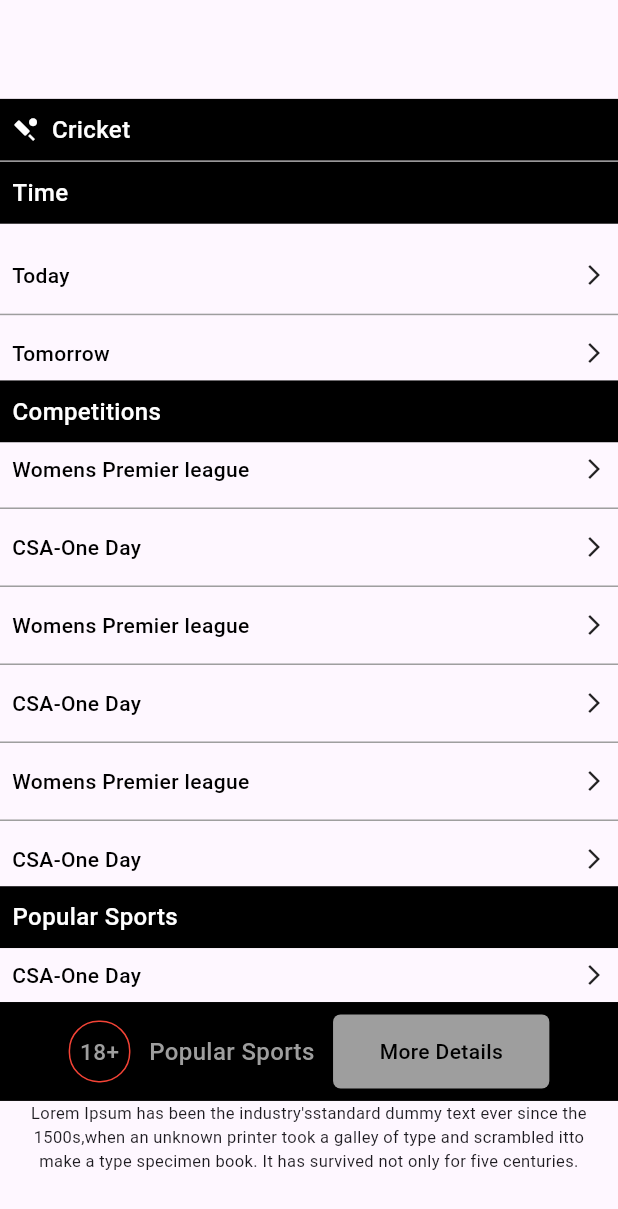
After one commit to iamkashansheikh/stake_fair_app, a Flutter app: the screen it shows after launch, on a phone screen of 412 x 824 dp. The commit adds this screen. Shown: the top 1209 px of the screen. Run offline on Flutter 3.47's test engine with Material 3 defaults, Android fonts, the phone set to English and light mode, and no system bars; our stand-ins replace auto_size_text, badges, firebase_core, firebase_database, flutter_screenutil, get and 5 more; missing offline and left inert: flutter_downloader; accounts and stored records are empty.

Commit message:
added common screen

```diff
--- a/lib/controllers/Home/eventType_controller.dart
+++ b/lib/controllers/Home/eventType_controller.dart
@@ -43,15 +43,11 @@ class EventsTypeController extends GetxController {
     } catch (e) {
       print("Error fetching categories: $e");
     }
-  }
-<<<<<<< HEAD
 
-=======
+
 }
 
 
-
->>>>>>> maqbool
   IconData mapIconFromCategoryName(String name) {
     switch (name.toLowerCase()) {
       case 'soccer':
@@ -112,71 +108,3 @@ class EventsTypeController extends GetxController {
     }
   }
 }
-<<<<<<< HEAD
-=======
-
-
-
-
-
-
-
-
-// import 'package:flutter/material.dart';
-// import 'package:get/get.dart';
-// import 'package:stake_fair_app/controllers/Home/events_controller.dart';
-// import 'package:stake_fair_app/models/home_models/category_model.dart';
-// import 'package:stake_fair_app/repositroy/home_repository/home_repository.dart';
-
-// class EventsTypeController extends GetxController {
-//   final HomeRepository _homeRepository = HomeRepository();
-//   final RxList<Map<String, dynamic>> categories = <Map<String, dynamic>>[].obs;
-//   final RxInt selectedCategoryId = 0.obs; // Store selected eventType ID
-
-//   @override
-//   void onInit() {
-//     super.onInit();
-//     fetchCategories();
-//   }
-
-//   void fetchCategories() async {
-//     try {
-//       var response = await _homeRepository.categoryApi({});
-//       if (response != null) {
-//         CategoryListModel model = CategoryListModel.fromJson(response);
-//         if (model.data?.eventTypes != null) {
-//           categories.assignAll(model.data!.eventTypes!.map((e) {
-//             String label = e.eventType?.name ?? 'Unknown';
-//             return {
-//               'id': e.eventType?.id,
-//               'icon': mapIconFromCategoryName(label),
-//               'label': label,
-//               'isHighlighted': false,
-//             };
-//           }).toList());
-//         }
-//       }
-//     } catch (e) {
-//       print("Error fetching categories: $e");
-//     }
-//   }
-
-  // void onCategoryTap(int categoryId) {
-  //   selectedCategoryId.value = categoryId;
-  //   Get.find<EventsController>().fetchEvents(categoryId);
-  // }
-
-//   IconData mapIconFromCategoryName(String name) {
-//     switch (name.toLowerCase()) {
-//       case 'soccer':
-//         return Icons.sports_soccer;
-//       case 'tennis':
-//         return Icons.sports_tennis;
-//       case 'basketball':
-//         return Icons.sports_basketball;
-//       default:
-//         return Icons.help_outline;
-//     }
-//   }
-// }
->>>>>>> maqbool
--- a/lib/main.dart
+++ b/lib/main.dart
@@ -3,6 +3,7 @@ import 'package:flutter/material.dart';
 import 'package:flutter_downloader/flutter_downloader.dart';
 import 'package:flutter_screenutil/flutter_screenutil.dart';
 import 'package:get/get.dart';
+import 'package:stake_fair_app/my_code/common_screen.dart';
 import 'package:stake_fair_app/view/screens/app_Loacalization/app_local.dart';
 import 'package:stake_fair_app/view/screens/inplay_screen.dart';
 import 'firebase_options.dart';
@@ -32,8 +33,10 @@ class MyApp extends StatelessWidget {
             fallbackLocale: Locale('en', 'US'),
             // initialRoute: RoutsName.virsion,
             // getPages: AppRouts.pages,
-            home: InplayScreen(),
+           // home: InplayScreen(),
+              home: CommonScreen(),
             );
+
       },
     );
   }
--- /dev/null
+++ b/lib/my_code/common_screen.dart
@@ -0,0 +1,253 @@
+import 'package:flutter/material.dart';
+
+class CommonScreen extends StatelessWidget {
+  const CommonScreen({super.key});
+
+  @override
+  Widget build(BuildContext context) {
+  Size mediaQuery = MediaQuery.of(context).size;
+    return Scaffold(
+      body: Padding(
+        padding: EdgeInsets.symmetric(horizontal: mediaQuery.width*0.0),
+        child: SingleChildScrollView(
+          child: Column(
+            children: [
+              SizedBox(height: mediaQuery.height*0.08,),
+                Container(
+                  height: mediaQuery.height*0.05,
+                  width: mediaQuery.width,
+                  decoration: BoxDecoration(
+                    color: Colors.black
+                  ),
+                    child: Padding(
+                      padding:  EdgeInsets.symmetric(horizontal: mediaQuery.width*0.02),
+                      child: Row(
+                        children: [
+                          Icon(Icons.sports_cricket,color: Colors.white,size: 18,),
+                          SizedBox(width: mediaQuery.width*0.02,),
+                          Text('Cricket',style: TextStyle(color: Colors.white,fontSize: 16,fontWeight: FontWeight.w500),)
+                        ],
+                      ),
+                    ),
+                ),
+                Container(
+                  height: mediaQuery.height*0.001,
+                  width: mediaQuery.width,
+                  decoration: BoxDecoration(
+                    color: Colors.grey
+                  ),
+                ),
+               Container(
+                  height: mediaQuery.height*0.05,
+                  width: mediaQuery.width,
+                  decoration: BoxDecoration(
+                    color: Colors.black
+                  ),
+                    child: Padding(
+                      padding:  EdgeInsets.symmetric(horizontal: mediaQuery.width*0.02),
+                      child: Row(
+                        children: [
+
+                          Text('Time',style: TextStyle(color: Colors.white,fontSize: 16,fontWeight: FontWeight.w500),)
+                        ],
+                      ),
+                    ),
+                ),
+                SizedBox(height: mediaQuery.height*0.02,),
+            Padding(
+              padding: const EdgeInsets.all(8.0),
+              child: Row(
+                mainAxisAlignment: MainAxisAlignment.spaceBetween,
+                children: [
+                  Text('Today',style: TextStyle(color: Colors.black,fontSize: 14,fontWeight: FontWeight.w500),),
+                  Icon(Icons.arrow_forward_ios_outlined,size: 16,)
+                ],
+              ),
+            ),
+            Divider(color: Colors.grey,),
+              Padding(
+              padding: const EdgeInsets.all(8.0),
+              child: Row(
+                mainAxisAlignment: MainAxisAlignment.spaceBetween,
+                children: [
+                  Text('Tomorrow',style: TextStyle(color: Colors.black,fontSize: 14,fontWeight: FontWeight.w500),),
+                  Icon(Icons.arrow_forward_ios_outlined,size: 16,)
+                ],
+              ),
+            ),
+              Container(
+                  height: mediaQuery.height*0.05,
+                  width: mediaQuery.width,
+                  decoration: BoxDecoration(
+                    color: Colors.black
+                  ),
+                    child: Padding(
+                      padding:  EdgeInsets.symmetric(horizontal: mediaQuery.width*0.02),
+                      child: Row(
+                        children: [
+
+                          Text('Competitions',style: TextStyle(color: Colors.white,fontSize: 16,fontWeight: FontWeight.w500),)
+                        ],
+                      ),
+                    ),
+                ),
+                 Padding(
+              padding: const EdgeInsets.all(8.0),
+              child: Row(
+                mainAxisAlignment: MainAxisAlignment.spaceBetween,
+                children: [
+                  Text('Womens Premier league',style: TextStyle(color: Colors.black,fontSize: 14,fontWeight: FontWeight.w500),),
+                  Icon(Icons.arrow_forward_ios_outlined,size: 16,)
+                ],
+              ),
+            ),
+            Divider(color: Colors.grey,),
+              Padding(
+              padding: const EdgeInsets.all(8.0),
+              child: Row(
+                mainAxisAlignment: MainAxisAlignment.spaceBetween,
+                children: [
+                  Text('CSA-One Day',style: TextStyle(color: Colors.black,fontSize: 14,fontWeight: FontWeight.w500),),
+                  Icon(Icons.arrow_forward_ios_outlined,size: 16,)
+                ],
+              ),
+            ),
+             Divider(color: Colors.grey,),
+             Padding(
+              padding: const EdgeInsets.all(8.0),
+              child: Row(
+                mainAxisAlignment: MainAxisAlignment.spaceBetween,
+                children: [
+                  Text('Womens Premier league',style: TextStyle(color: Colors.black,fontSize: 14,fontWeight: FontWeight.w500),),
+                  Icon(Icons.arrow_forward_ios_outlined,size: 16,)
+                ],
+              ),
+            ),
+            Divider(color: Colors.grey,),
+              Padding(
+              padding: const EdgeInsets.all(8.0),
+              child: Row(
+                mainAxisAlignment: MainAxisAlignment.spaceBetween,
+                children: [
+                  Text('CSA-One Day',style: TextStyle(color: Colors.black,fontSize: 14,fontWeight: FontWeight.w500),),
+                  Icon(Icons.arrow_forward_ios_outlined,size: 16,)
+                ],
+              ),
+            ),
+             Divider(color: Colors.grey,),
+             Padding(
+              padding: const EdgeInsets.all(8.0),
+              child: Row(
+                mainAxisAlignment: MainAxisAlignment.spaceBetween,
+                children: [
+                  Text('Womens Premier league',style: TextStyle(color: Colors.black,fontSize: 14,fontWeight: FontWeight.w500),),
+                  Icon(Icons.arrow_forward_ios_outlined,size: 16,)
+                ],
+              ),
+            ),
+            Divider(color: Colors.grey,),
+              Padding(
+              padding: const EdgeInsets.all(8.0),
+              child: Row(
+                mainAxisAlignment: MainAxisAlignment.spaceBetween,
+                children: [
+                  Text('CSA-One Day',style: TextStyle(color: Colors.black,fontSize: 14,fontWeight: FontWeight.w500),),
+                  Icon(Icons.arrow_forward_ios_outlined,size: 16,)
+                ],
+              ),
+            ),
+             Container(
+                  height: mediaQuery.height*0.05,
+                  width: mediaQuery.width,
+                  decoration: BoxDecoration(
+                    color: Colors.black
+                  ),
+                    child: Padding(
+                      padding:  EdgeInsets.symmetric(horizontal: mediaQuery.width*0.02),
+                      child: Row(
+                        children: [
+
+                          Text('Popular Sports',style: TextStyle(color: Colors.white,fontSize: 16,fontWeight: FontWeight.w500),)
+                        ],
+                      ),
+                    ),
+                ),
+                  Padding(
+              padding: const EdgeInsets.all(8.0),
+              child: Row(
+                mainAxisAlignment: MainAxisAlignment.spaceBetween,
+                children: [
+                  Text('CSA-One Day',style: TextStyle(color: Colors.black,fontSize: 14,fontWeight: FontWeight.w500),),
+                  Icon(Icons.arrow_forward_ios_outlined,size: 16,)
+                ],
+              ),
+            ),
+             Container(
+                  height: mediaQuery.height*0.08,
+                  width: mediaQuery.width,
+                  decoration: BoxDecoration(
+                    color: Colors.black
+                  ),
+                    child: Padding(
+                      padding:  EdgeInsets.symmetric(horizontal: mediaQuery.width*0.02),
+                      child: Row(
+                          mainAxisAlignment: MainAxisAlignment.center,
+                        children: [
+
+                          Container(
+                            height: mediaQuery.height*0.05,
+                            width: mediaQuery.width*0.1,
+                            decoration: BoxDecoration(
+                              borderRadius: BorderRadius.circular(20),
+                              border: Border.all(color: Colors.red)
+                            ),
+                            child: Center(child: Text('18+',style: TextStyle(color: Colors.grey,fontSize: 15,fontWeight: FontWeight.w500),)),
+                          ),
+                          SizedBox(width: mediaQuery.width*0.03,),
+                          Text('Popular Sports',style: TextStyle(color: Colors.grey,fontSize: 16,fontWeight: FontWeight.w500),),
+                           SizedBox(width: mediaQuery.width*0.03,),
+                          Container(
+                            height: mediaQuery.height*0.06,
+                            width: mediaQuery.width*0.35,
+                            decoration: BoxDecoration(
+                              color: Colors.grey,
+                              borderRadius: BorderRadius.circular(5)
+                            ),
+                            child: Center(
+                              child: Text('More Details',style: TextStyle(color: Colors.black,fontSize: 14,fontWeight: FontWeight.w500),),
+                            ),
+                          ),
+                        ],
+                      ),
+                    ),
+                ),
+                Row(
+  crossAxisAlignment: CrossAxisAlignment.start, // Ensures proper alignment
+  children: [
+    // Text(
+    //   'Warning: ',
+    //   style: TextStyle(fontSize: 14, fontWeight: FontWeight.bold),
+    // ),
+    Expanded( // Prevents overflow issues
+      child: Padding(
+        padding: EdgeInsets.symmetric(horizontal: mediaQuery.width*0.04),
+        child:  Text(
+              "Lorem Ipsum has been the industry's"
+              "standard dummy text ever since the 1500s,"
+              "when an unknown printer took a galley of type and scrambled it"
+              "to make a type specimen book. It has survived not only for five centuries.",
+              textAlign: TextAlign.center, // Aligns text properly
+              style: TextStyle(fontSize: 11),
+            ),
+      ),
+    ),
+  ],
+)
+
+            ],
+          ),
+        ),
+      ),
+    );
+  }
+}
--- a/lib/my_code/main.dart
+++ /dev/null
@@ -1,26 +0,0 @@
-import 'package:flutter/material.dart';
-import 'package:get/get_navigation/src/root/get_material_app.dart';
-
-import 'package:stake_fair_app/my_code/view/screens/events_screen.dart';
-
-void main() {
-  runApp(const MyApp());
-}
-
-class MyApp extends StatelessWidget {
-  const MyApp({super.key});
-
-  // This widget is the root of your application.
-  @override
-  Widget build(BuildContext context) {
-    return GetMaterialApp(
-      title: 'Flutter Demo',
-      theme: ThemeData(
-
-        colorScheme: ColorScheme.fromSeed(seedColor: Colors.deepPurple),
-      ),
-       home: EventsScreen(),
-     // home: MenuScreen(),
-    );
-  }
-}
```
Also changed, not shown: 4 other files.
